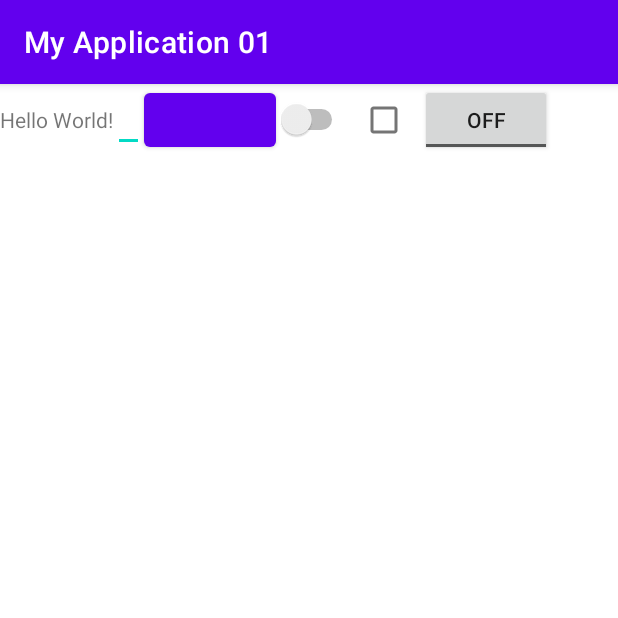
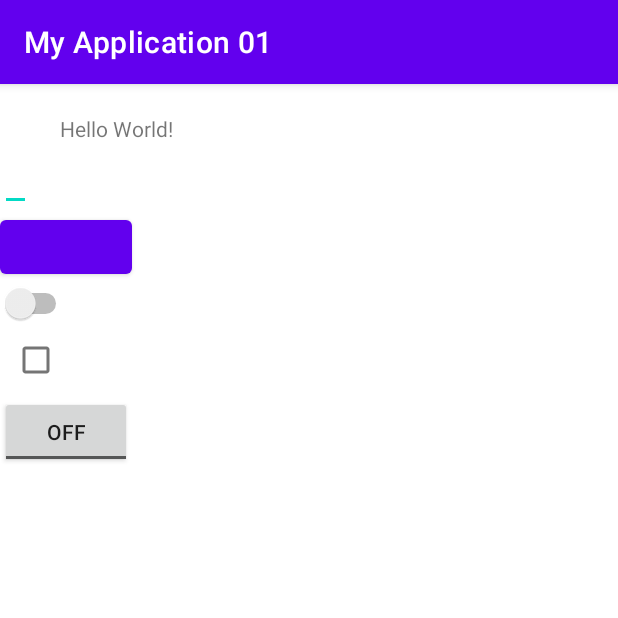
Before and after one commit to Navara91/HomeWorkRepo, an Android app: the screen it shows after launch (MainActivity), on a phone screen of 412 x 824 dp, the top half of it. Run offline under Robolectric (Android 15) with nearby library versions, the phone set to English and light mode, and no system bars.

Commit message:
переставил все элементы вертикально

```diff
--- a/app/src/main/res/layout/activity_main.xml
+++ b/app/src/main/res/layout/activity_main.xml
@@ -2,19 +2,24 @@
 <LinearLayout xmlns:android="http://schemas.android.com/apk/res/android"
     xmlns:tools="http://schemas.android.com/tools"
     android:layout_width="match_parent"
-    android:layout_height="match_parent"
+    android:layout_height="wrap_content"
+    android:orientation="vertical"
     tools:context=".MainActivity">
 
     <TextView
-        android:layout_width="wrap_content"
+        android:layout_width="match_parent"
         android:layout_height="wrap_content"
         android:text="Hello World!"
+        android:layout_marginTop="20dp"
+        android:layout_marginLeft="40dp"
+        android:layout_marginRight="40dp"
 
         />
 
     <EditText
         android:layout_width="wrap_content"
-        android:layout_height="wrap_content" />
+        android:layout_height="wrap_content"
+        />
 
     <Button
         android:layout_width="wrap_content"
```
